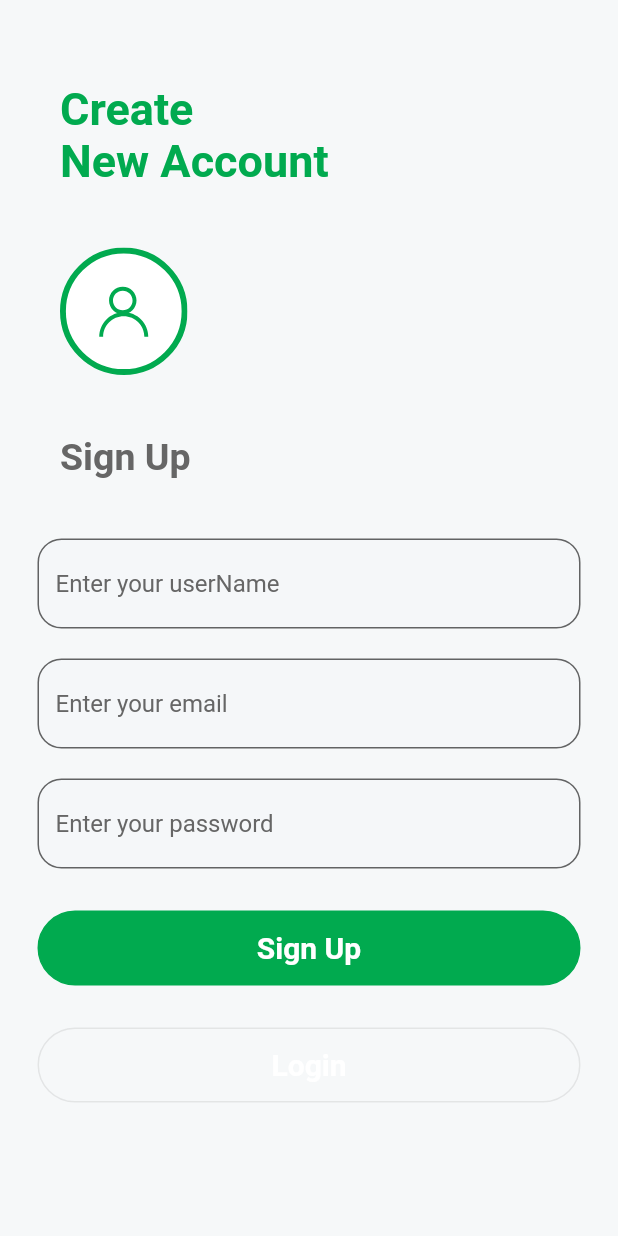
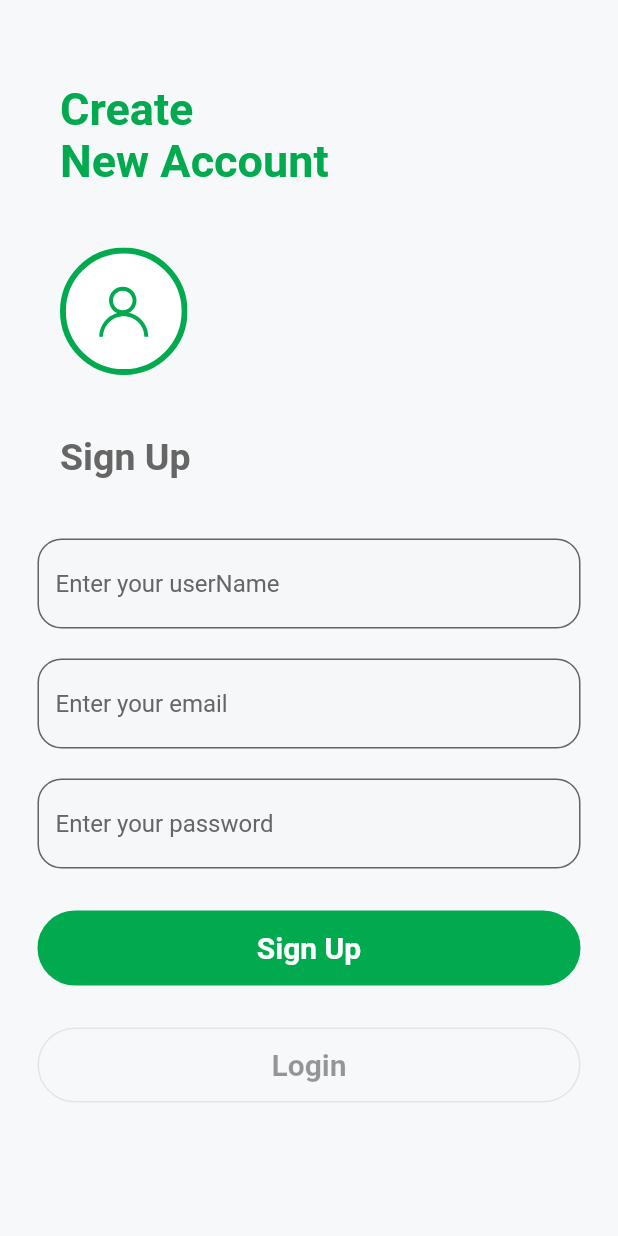
Before and after one commit to Dilshodbek0720/Leyla_shop, a Flutter app: the screen it shows after launch, after a tap on "Sign Up", on a phone screen of 412 x 824 dp. Run offline on Flutter 3.47's test engine with Material 2 defaults, Android fonts, the phone set to English and light mode, and no system bars; our stand-ins replace curved_navigation_bar, firebase_auth, firebase_core, flutter_screenutil, flutter_svg; accounts and stored records are empty; network calls fail; statements that could not run were skipped.

Commit message:
initial update

```diff
--- a/lib/ui/auth/login/login_screen.dart
+++ b/lib/ui/auth/login/login_screen.dart
@@ -77,7 +77,7 @@ class _LoginScreenState extends State<LoginScreen> {
             Navigator.push(context, MaterialPageRoute(builder: (context){
               return const SignUpScreen();
             }));
-          }, borderColor: AppColors.C_999999.withOpacity(0.2), color: AppColors.C_F5F7F9.withOpacity(0.62), textColor: AppColors.white, text: "Sign Up")
+          }, borderColor: AppColors.C_999999.withOpacity(0.2), color: AppColors.C_F5F7F9.withOpacity(0.62), textColor: AppColors.black.withOpacity(0.4), text: "Sign Up")
         ],
       ),
     );
--- a/lib/ui/auth/sign/sign_screen.dart
+++ b/lib/ui/auth/sign/sign_screen.dart
@@ -69,10 +69,11 @@ class _SignUpScreenState extends State<SignUpScreen> {
               }
             }, borderColor: AppColors.C_01AA4F, color: AppColors.C_01AA4F, textColor: AppColors.white, text: "Sign Up"),
           ),
+
           GlobalButton(onTap: (){
             context.read<AuthProvider>().loginButtonPressed();
             Navigator.pop(context);
-          }, borderColor: AppColors.C_999999.withOpacity(0.2), color: AppColors.C_F5F7F9.withOpacity(0.62), textColor: AppColors.white, text: "Login")
+          }, borderColor: AppColors.C_999999.withOpacity(0.2), color: AppColors.C_F5F7F9.withOpacity(0.62), textColor: AppColors.black.withOpacity(0.4), text: "Login")
         ],
       ),
     );
```
Also changed, not shown: lib/ui/tab_box/widgets/home/home_screen.dart (+7 -0 lines).
